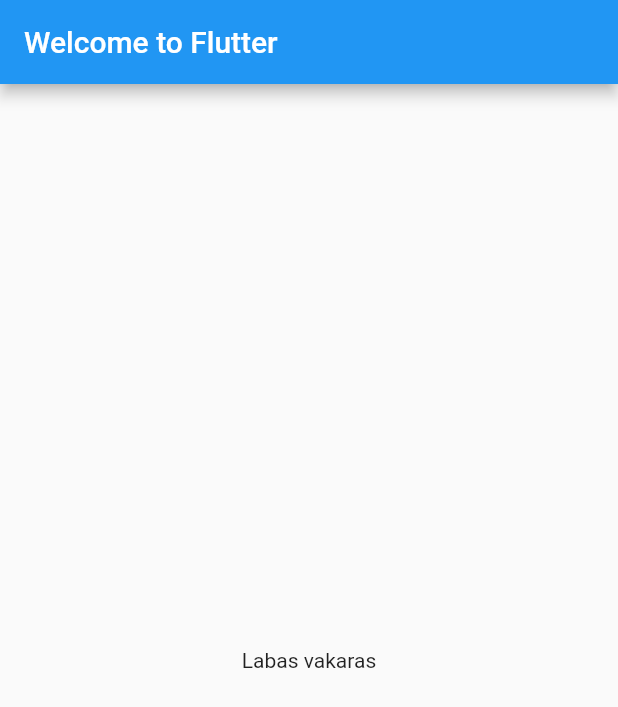
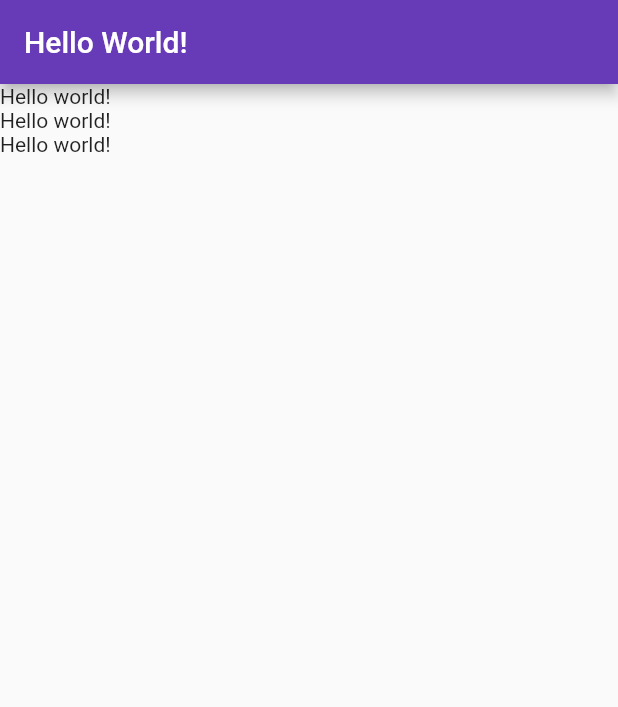
Before and after one commit to JonasSatkauskas/flutter, a Flutter app: the screen it shows after launch, on a phone screen of 412 x 824 dp. Shown: the top 707 px of the screen. Run offline on Flutter 3.47's test engine with Material 2 defaults, Android fonts, the phone set to English and light mode, and no system bars.

```diff
--- a/hello_world/lib/main.dart
+++ b/hello_world/lib/main.dart
@@ -4,21 +4,38 @@
 
 import 'package:flutter/material.dart';
 
-void main() => runApp(MyApp());
+void main() {
+  runApp(MyApp());
+}
 
 class MyApp extends StatelessWidget {
   @override
   Widget build(BuildContext context) {
     return MaterialApp(
-      title: 'Welcome to Flutter',
-      home: Scaffold(
-        appBar: AppBar(
-          title: const Text('Welcome to Flutter'),
-        ),
-        body: const Center(
-          child: Text('Labas vakaras'),
-        ),
+      title: 'Joes App',
+      theme: ThemeData(
+        primarySwatch: Colors.deepPurple,
+        visualDensity: VisualDensity.adaptivePlatformDensity,
       ),
+      home: MyHomePage(),
     );
   }
 }
+
+class MyHomePage extends StatelessWidget {
+  @override
+  Widget build(BuildContext context) {
+    return Scaffold(
+        appBar: AppBar(title: Text('Hello World!')),
+        body: Column(
+          children: <Widget>[TestWidget(), TestWidget(), TestWidget()],
+        ));
+  }
+}
+
+class TestWidget extends StatelessWidget {
+  @override
+  Widget build(BuildContext context) {
+    return Text('Hello world!');
+  }
+}
```
